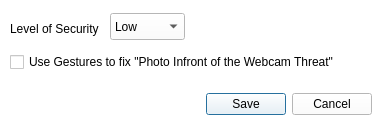
Old version of the form faceTrainerAdvSettings.ui in the repository WilliamRen/pam-face-authentication.
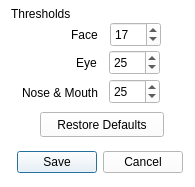
New version of the form.

Commit message: Added XML for Configuration of Thresholds

Diff of the .ui file:
```diff
--- a/faceTrainerAdvSettings.ui
+++ b/faceTrainerAdvSettings.ui
@@ -7,24 +7,24 @@
   <property name="enabled" >
    <bool>true</bool>
   </property>
-  <property name="geometry" >
+  <property name="geometry">
    <rect>
     <x>0</x>
     <y>0</y>
-    <width>390</width>
-    <height>136</height>
+    <width>195</width>
+    <height>187</height>
    </rect>
   </property>
-  <property name="minimumSize" >
+  <property name="minimumSize">
    <size>
-    <width>390</width>
-    <height>136</height>
+    <width>195</width>
+    <height>187</height>
    </size>
   </property>
-  <property name="maximumSize" >
+  <property name="maximumSize">
    <size>
-    <width>390</width>
-    <height>136</height>
+    <width>195</width>
+    <height>187</height>
    </size>
   </property>
   <property name="windowTitle" >
@@ -33,11 +33,11 @@
   <property name="styleSheet" >
    <string notr="true" >background-color: rgb(255, 255, 255);</string>
   </property>
-  <widget class="QDialogButtonBox" name="buttonBox" >
-   <property name="geometry" >
+  <widget class="QDialogButtonBox" name="saveAndCancel">
+   <property name="geometry">
     <rect>
-     <x>206</x>
-     <y>88</y>
+     <x>17</x>
+     <y>146</y>
      <width>166</width>
      <height>32</height>
     </rect>
@@ -49,55 +49,111 @@
     <set>QDialogButtonBox::Cancel|QDialogButtonBox::Save</set>
    </property>
   </widget>
-  <widget class="QCheckBox" name="checkBox" >
-   <property name="geometry" >
+  <widget class="QLabel" name="label">
+   <property name="geometry">
     <rect>
-     <x>10</x>
-     <y>50</y>
-     <width>331</width>
-     <height>24</height>
-    </rect>
-   </property>
-   <property name="text" >
-    <string>Use Gestures to fix "Photo Infront of the Webcam Threat"</string>
-   </property>
-  </widget>
-  <widget class="QComboBox" name="comboBox" >
-   <property name="geometry" >
-    <rect>
-     <x>110</x>
-     <y>13</y>
-     <width>75</width>
-     <height>27</height>
-    </rect>
-   </property>
-   <item>
-    <property name="text" >
-     <string>Low</string>
-    </property>
-   </item>
-   <item>
-    <property name="text" >
-     <string>Medium</string>
-    </property>
-   </item>
-   <item>
-    <property name="text" >
-     <string>High</string>
-    </property>
-   </item>
-  </widget>
-  <widget class="QLabel" name="label" >
-   <property name="geometry" >
-    <rect>
-     <x>10</x>
-     <y>20</y>
+     <x>11</x>
+     <y>6</y>
      <width>91</width>
-     <height>18</height>
+     <height>16</height>
     </rect>
    </property>
-   <property name="text" >
-    <string>Level of Security</string>
+   <property name="styleSheet">
+    <string>font: 75 12pt &quot;Sans Serif&quot;;</string>
+   </property>
+   <property name="text">
+    <string>Thresholds</string>
+   </property>
+  </widget>
+  <widget class="QSpinBox" name="sb_face">
+   <property name="geometry">
+    <rect>
+     <x>110</x>
+     <y>22</y>
+     <width>51</width>
+     <height>25</height>
+    </rect>
+   </property>
+   <property name="value">
+    <number>17</number>
+   </property>
+  </widget>
+  <widget class="QLabel" name="label_2">
+   <property name="geometry">
+    <rect>
+     <x>71</x>
+     <y>27</y>
+     <width>32</width>
+     <height>16</height>
+    </rect>
+   </property>
+   <property name="text">
+    <string>Face</string>
+   </property>
+  </widget>
+  <widget class="QLabel" name="label_3">
+   <property name="geometry">
+    <rect>
+     <x>76</x>
+     <y>55</y>
+     <width>32</width>
+     <height>16</height>
+    </rect>
+   </property>
+   <property name="text">
+    <string>Eye</string>
+   </property>
+  </widget>
+  <widget class="QLabel" name="label_4">
+   <property name="geometry">
+    <rect>
+     <x>22</x>
+     <y>83</y>
+     <width>83</width>
+     <height>19</height>
+    </rect>
+   </property>
+   <property name="text">
+    <string>Nose &amp; Mouth</string>
+   </property>
+  </widget>
+  <widget class="QSpinBox" name="sb_eye">
+   <property name="geometry">
+    <rect>
+     <x>109</x>
+     <y>50</y>
+     <width>51</width>
+     <height>25</height>
+    </rect>
+   </property>
+   <property name="value">
+    <number>25</number>
+   </property>
+  </widget>
+  <widget class="QSpinBox" name="sb_insideFace">
+   <property name="geometry">
+    <rect>
+     <x>109</x>
+     <y>79</y>
+     <width>51</width>
+     <height>25</height>
+    </rect>
+   </property>
+   <property name="value">
+    <number>25</number>
+   </property>
+  </widget>
+  <widget class="QPushButton" name="pb_restore">
+   <property name="geometry">
+    <rect>
+     <x>40</x>
+     <y>112</y>
+     <width>124</width>
+     <height>25</height>
+    </rect>
+   </property>
+   <property name="text">
+    <string>Restore Defaults</string>
    </property>
   </widget>
  </widget>
```
Left out of the diff: 19 changed lines with no effect on the pictures. The commit also changes 3 other files.
